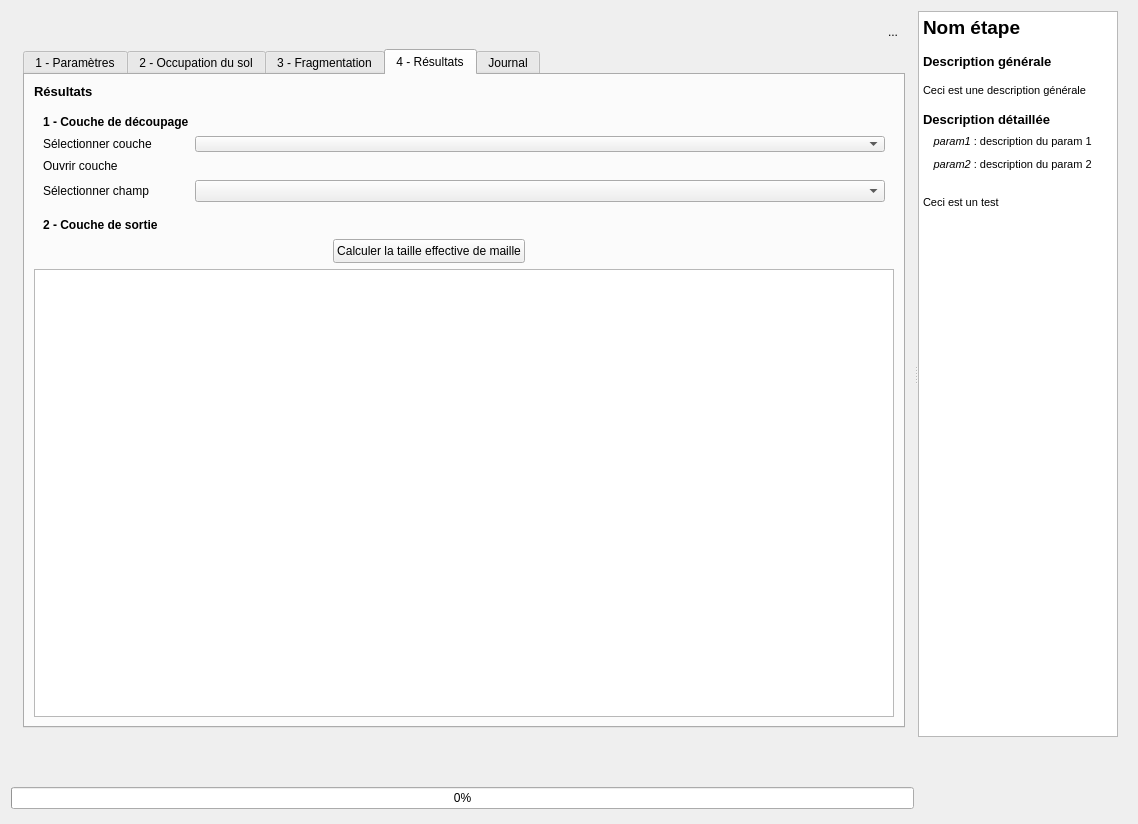
Before: the Qt Designer form Meff_dialog_base.ui in MathieuChailloux/FragScape, drawn with Qt 5.
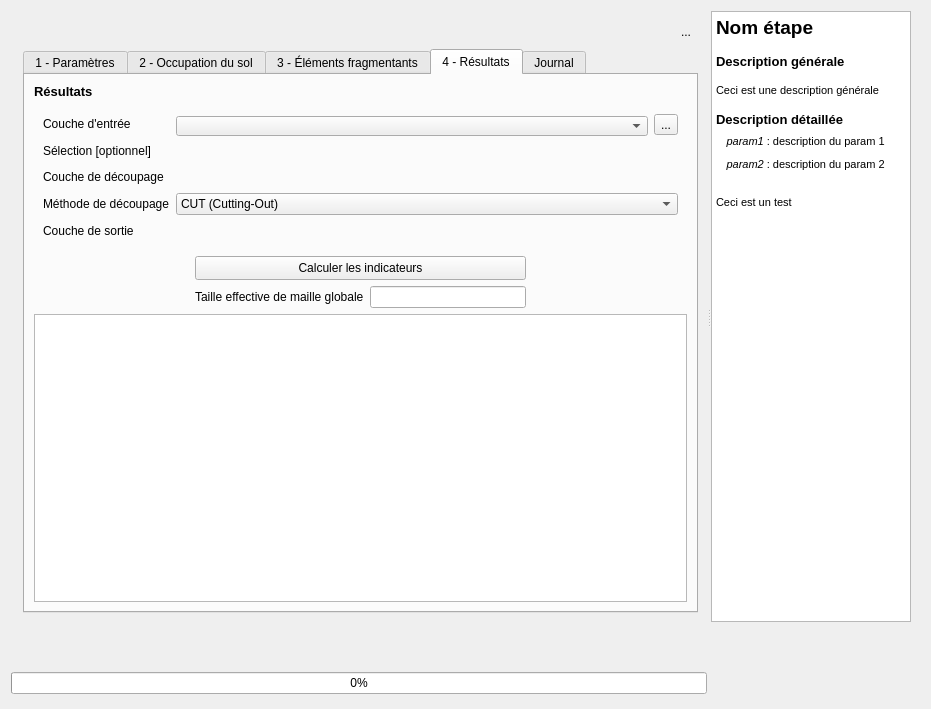
After: the same form once the commit is applied. The open tabs and pages were chosen to show the change. Icons and pictures are not drawn. Custom widgets are drawn as their Qt base class.

Commit message: UI update : selection mode (field/expression) + reporting method. Selection field mode connected.

The edit to the form file:
```diff
--- a/Meff_dialog_base.ui
+++ b/Meff_dialog_base.ui
@@ -6,8 +6,8 @@
    <rect>
     <x>0</x>
     <y>0</y>
-    <width>1138</width>
-    <height>824</height>
+    <width>931</width>
+    <height>709</height>
    </rect>
   </property>
   <property name="sizePolicy">
@@ -76,8 +76,8 @@
            <rect>
             <x>0</x>
             <y>0</y>
-            <width>903</width>
-            <height>730</height>
+            <width>696</width>
+            <height>615</height>
            </rect>
           </property>
           <property name="sizePolicy">
@@ -732,6 +732,65 @@
                    </widget>
                   </item>
                   <item row="2" column="0" colspan="2">
+                       <widget class="QFrame" name="frame_3">
+                        <property name="sizePolicy">
+                         <sizepolicy hsizetype="Preferred" vsizetype="Fixed">
+                          <horstretch>0</horstretch>
+                          <verstretch>0</verstretch>
+                         </sizepolicy>
+                        </property>
+                        <property name="minimumSize">
+                         <size>
+                          <width>0</width>
+                          <height>24</height>
+                         </size>
+                        </property>
+                        <property name="frameShape">
+                         <enum>QFrame::StyledPanel</enum>
+                        </property>
+                        <property name="frameShadow">
+                         <enum>QFrame::Raised</enum>
+                        </property>
+                        <layout class="QHBoxLayout" name="horizontalLayout">
+                         <property name="spacing">
+                          <number>0</number>
+                         </property>
+                         <property name="leftMargin">
+                          <number>0</number>
+                         </property>
+                         <property name="topMargin">
+                          <number>0</number>
+                         </property>
+                         <property name="rightMargin">
+                          <number>0</number>
+                         </property>
+                         <property name="bottomMargin">
+                          <number>0</number>
+                         </property>
+                         <item>
+                          <widget class="QPushButton" name="landuseLoadFields">
+                           <property name="sizePolicy">
+                            <sizepolicy hsizetype="Fixed" vsizetype="Fixed">
+                             <horstretch>0</horstretch>
+                             <verstretch>0</verstretch>
+                            </sizepolicy>
+                           </property>
+                           <property name="layoutDirection">
+                            <enum>Qt::LeftToRight</enum>
+                           </property>
+                           <property name="text">
+                            <string>Charger les champs sélectionnés</string>
+                           </property>
+                           <property name="icon">
+                            <iconset resource="../BioDispersal/resources.qrc">
+                             <normaloff>:/plugins/eco_cont/icons/mActionRefresh.svg</normaloff>:/plugins/eco_cont/icons/mActionRefresh.svg</iconset>
+                           </property>
+                          </widget>
+                         </item>
+                        </layout>
+                       </widget>
+                      </item>
+                      <item row="3" column="0" colspan="2">
                    <widget class="QTableView" name="landuseView">
                     <property name="minimumSize">
                      <size>
@@ -757,7 +816,7 @@
              </widget>
              <widget class="QWidget" name="tab">
               <attribute name="title">
-               <string>3 - Fragmentation</string>
+               <string>3 - Éléments fragmentants</string>
               </attribute>
               <layout class="QVBoxLayout" name="verticalLayout_7">
                <item>
@@ -1329,6 +1388,51 @@
                <string>4 - Résultats</string>
               </attribute>
               <layout class="QGridLayout" name="gridLayout_9">
+               <item row="2" column="3">
+                <spacer name="horizontalSpacer">
+                 <property name="orientation">
+                  <enum>Qt::Horizontal</enum>
+                 </property>
+                 <property name="sizeHint" stdset="0">
+                  <size>
+                   <width>30</width>
+                   <height>20</height>
+                  </size>
+                 </property>
+                </spacer>
+               </item>
+               <item row="2" column="1" colspan="2">
+                <widget class="QPushButton" name="resultsRun">
+                 <property name="sizePolicy">
+                  <sizepolicy hsizetype="Preferred" vsizetype="Fixed">
+                   <horstretch>0</horstretch>
+                   <verstretch>0</verstretch>
+                  </sizepolicy>
+                 </property>
+                 <property name="minimumSize">
+                  <size>
+                   <width>0</width>
+                   <height>24</height>
+                  </size>
+                 </property>
+                 <property name="maximumSize">
+                  <size>
+                   <width>16777215</width>
+                   <height>24</height>
+                  </size>
+                 </property>
+                 <property name="layoutDirection">
+                  <enum>Qt::LeftToRight</enum>
+                 </property>
+                 <property name="text">
+                  <string>Calculer les indicateurs</string>
+                 </property>
+                 <property name="icon">
+                  <iconset resource="../BioDispersal/resources.qrc">
+                   <normaloff>:/plugins/eco_cont/icons/play.svg</normaloff>:/plugins/eco_cont/icons/play.svg</iconset>
+                 </property>
+                </widget>
+               </item>
                <item row="0" column="0">
                 <widget class="QLabel" name="label_8">
                  <property name="sizePolicy">
@@ -1349,7 +1453,69 @@
                  </property>
                 </widget>
                </item>
-               <item row="1" column="0" colspan="3">
+               <item row="3" column="2">
+                <widget class="QLineEdit" name="resultsGlobalRes">
+                 <property name="readOnly">
+                  <bool>true</bool>
+                 </property>
+                </widget>
+               </item>
+               <item row="4" column="0" colspan="4">
+                <widget class="QTableView" name="resultsView"/>
+               </item>
+               <item row="3" column="1">
+                <widget class="QLabel" name="label_10">
+                 <property name="sizePolicy">
+                  <sizepolicy hsizetype="Fixed" vsizetype="Preferred">
+                   <horstretch>0</horstretch>
+                   <verstretch>0</verstretch>
+                  </sizepolicy>
+                 </property>
+                 <property name="text">
+                  <string>Taille effective de maille globale</string>
+                 </property>
+                </widget>
+               </item>
+               <item row="3" column="3">
+                <spacer name="horizontalSpacer_5">
+                 <property name="orientation">
+                  <enum>Qt::Horizontal</enum>
+                 </property>
+                 <property name="sizeHint" stdset="0">
+                  <size>
+                   <width>122</width>
+                   <height>20</height>
+                  </size>
+                 </property>
+                </spacer>
+               </item>
+               <item row="2" column="0">
+                <spacer name="horizontalSpacer_3">
+                 <property name="orientation">
+                  <enum>Qt::Horizontal</enum>
+                 </property>
+                 <property name="sizeHint" stdset="0">
+                  <size>
+                   <width>30</width>
+                   <height>20</height>
+                  </size>
+                 </property>
+                </spacer>
+               </item>
+               <item row="3" column="0">
+                <spacer name="horizontalSpacer_4">
+                 <property name="orientation">
+                  <enum>Qt::Horizontal</enum>
+                 </property>
+                 <property name="sizeHint" stdset="0">
+                  <size>
+                   <width>122</width>
+                   <height>20</height>
+                  </size>
+                 </property>
+                </spacer>
+               </item>
+               <item row="1" column="0" colspan="4">
                 <widget class="QFrame" name="selectionLayerFrame_4">
                  <property name="sizePolicy">
                   <sizepolicy hsizetype="Expanding" vsizetype="Preferred">
@@ -1386,55 +1552,81 @@
                     </property>
                     <property name="font">
                      <font>
-                      <weight>75</weight>
-                      <bold>true</bold>
+                      <weight>50</weight>
+                      <bold>false</bold>
                      </font>
                     </property>
                     <property name="text">
-                     <string>1 - Couche de découpage</string>
+                     <string>Couche d'entrée</string>
+                    </property>
+                   </widget>
+                  </item>
+                  <item row="0" column="1">
+                   <widget class="QgsMapLayerComboBox" name="resultsInputLayer">
+                    <property name="sizePolicy">
+                     <sizepolicy hsizetype="Preferred" vsizetype="Fixed">
+                      <horstretch>0</horstretch>
+                      <verstretch>0</verstretch>
+                     </sizepolicy>
+                    </property>
+                    <property name="minimumSize">
+                     <size>
+                      <width>60</width>
+                      <height>20</height>
+                     </size>
+                    </property>
+                    <property name="maximumSize">
+                     <size>
+                      <width>16777215</width>
+                      <height>16</height>
+                     </size>
+                    </property>
+                   </widget>
+                  </item>
+                  <item row="0" column="2">
+                   <widget class="QToolButton" name="toolButton">
+                    <property name="text">
+                     <string>...</string>
                     </property>
                    </widget>
                   </item>
                   <item row="1" column="0">
                    <widget class="QLabel" name="selectionLayerLabel_10">
                     <property name="sizePolicy">
-                     <sizepolicy hsizetype="Fixed" vsizetype="Minimum">
+                     <sizepolicy hsizetype="Fixed" vsizetype="Fixed">
                       <horstretch>0</horstretch>
                       <verstretch>0</verstretch>
                      </sizepolicy>
                     </property>
                     <property name="minimumSize">
                      <size>
-                      <width>138</width>
+                      <width>0</width>
                       <height>16</height>
                      </size>
                     </property>
-                    <property name="layoutDirection">
-                     <enum>Qt::LeftToRight</enum>
+                    <property name="font">
+                     <font>
+                      <weight>50</weight>
+                      <bold>false</bold>
+                     </font>
                     </property>
                     <property name="text">
-                     <string>Sélectionner couche</string>
+                     <string>Sélection [optionnel]</string>
                     </property>
                    </widget>
                   </item>
-                  <item row="1" column="1">
-                   <widget class="QgsMapLayerComboBox" name="reportingLayerCombo">
+                  <item row="1" column="1" colspan="2">
+                   <widget class="QgsFieldExpressionWidget" name="resultsSelection">
                     <property name="sizePolicy">
-                     <sizepolicy hsizetype="Expanding" vsizetype="Fixed">
+                     <sizepolicy hsizetype="Preferred" vsizetype="Preferred">
                       <horstretch>0</horstretch>
                       <verstretch>0</verstretch>
                      </sizepolicy>
                     </property>
                     <property name="minimumSize">
                      <size>
-                      <width>60</width>
-                      <height>13</height>
-                     </size>
-                    </property>
-                    <property name="maximumSize">
-                     <size>
-                      <width>16777215</width>
-                      <height>16</height>
+                      <width>0</width>
+                      <height>20</height>
                      </size>
                     </property>
                    </widget>
@@ -1449,33 +1641,27 @@
                     </property>
                     <property name="minimumSize">
                      <size>
-                      <width>67</width>
+                      <width>120</width>
                       <height>16</height>
                      </size>
                     </property>
+                    <property name="font">
+                     <font>
+                      <weight>50</weight>
+                      <bold>false</bold>
+                     </font>
+                    </property>
                     <property name="text">
-                     <string>Ouvrir couche</string>
+                     <string>Couche de découpage</string>
                     </property>
                    </widget>
                   </item>
-                  <item row="2" column="1">
-                   <widget class="QgsFileWidget" name="reportingLayer">
-                    <property name="sizePolicy">
-                     <sizepolicy hsizetype="Expanding" vsizetype="Fixed">
-                      <horstretch>0</horstretch>
-                      <verstretch>0</verstretch>
-                     </sizepolicy>
-                    </property>
+                  <item row="2" column="1" colspan="2">
+                   <widget class="QgsFileWidget" name="resultsReportingLayer">
                     <property name="minimumSize">
                      <size>
-                      <width>100</width>
-                      <height>13</height>
-                     </size>
-                    </property>
-                    <property name="maximumSize">
-                     <size>
-                      <width>16777215</width>
-                      <height>16</height>
+                      <width>0</width>
+                      <height>20</height>
                      </size>
                     </property>
                    </widget>
@@ -1490,49 +1676,36 @@
                     </property>
                     <property name="minimumSize">
                      <size>
-                      <width>67</width>
+                      <width>120</width>
                       <height>16</height>
                      </size>
                     </property>
+                    <property name="font">
+                     <font>
+                      <weight>50</weight>
+                      <bold>false</bold>
+                     </font>
+                    </property>
                     <property name="text">
-                     <string>Sélectionner champ</string>
+                     <string>Méthode de découpage</string>
                     </property>
                    </widget>
                   </item>
-                  <item row="3" column="1">
-                   <widget class="QgsFieldComboBox" name="reportingField"/>
-                  </item>
-                 </layout>
-                </widget>
-               </item>
-               <item row="2" column="0" colspan="2">
-                <widget class="QFrame" name="selectionLayerFrame_5">
-                 <property name="sizePolicy">
-                  <sizepolicy hsizetype="Expanding" vsizetype="Preferred">
-                   <horstretch>0</horstretch>
-                   <verstretch>0</verstretch>
-                  </sizepolicy>
-                 </property>
-                 <property name="minimumSize">
-                  <size>
-                   <width>200</width>
-                   <height>16</height>
-                  </size>
-                 </property>
-                 <property name="frameShape">
-                  <enum>QFrame::NoFrame</enum>
-                 </property>
-                 <property name="frameShadow">
-                  <enum>QFrame::Raised</enum>
-                 </property>
-                 <layout class="QHBoxLayout" name="horizontalLayout">
-                  <property name="topMargin">
-                   <number>0</number>
-                  </property>
-                  <property name="bottomMargin">
-                   <number>0</number>
-                  </property>
-                  <item>
+                  <item row="3" column="1" colspan="2">
+                   <widget class="QComboBox" name="resultsCutMode">
+                    <item>
+                     <property name="text">
+                      <string>CUT (Cutting-Out)</string>
+                     </property>
+                    </item>
+                    <item>
+                     <property name="text">
+                      <string>CBC (Cross-Boundary Connection)</string>
+                     </property>
+                    </item>
+                   </widget>
+                  </item>
+                  <item row="4" column="0">
                    <widget class="QLabel" name="selectionLayerLabel_11">
                     <property name="sizePolicy">
                      <sizepolicy hsizetype="Fixed" vsizetype="Fixed">
@@ -1542,22 +1715,22 @@
                     </property>
                     <property name="minimumSize">
                      <size>
-                      <width>141</width>
+                      <width>80</width>
                       <height>16</height>
                      </size>
                     </property>
                     <property name="font">
                      <font>
-                      <weight>75</weight>
-                      <bold>true</bold>
+                      <weight>50</weight>
+                      <bold>false</bold>
                      </font>
                     </property>
                     <property name="text">
-                     <string>2 - Couche de sortie</string>
+                     <string>Couche de sortie</string>
                     </property>
                    </widget>
                   </item>
-                  <item>
+                  <item row="4" column="1" colspan="2">
                    <widget class="QgsFileWidget" name="resultsOutLayer">
                     <property name="sizePolicy">
                      <sizepolicy hsizetype="Expanding" vsizetype="Fixed">
@@ -1568,7 +1741,7 @@
                     <property name="minimumSize">
                      <size>
                       <width>100</width>
-                      <height>13</height>
+                      <height>20</height>
                      </size>
                     </property>
                     <property name="maximumSize">
@@ -1582,67 +1755,6 @@
                  </layout>
                 </widget>
                </item>
-               <item row="3" column="0">
-                <spacer name="horizontalSpacer_3">
-                 <property name="orientation">
-                  <enum>Qt::Horizontal</enum>
-                 </property>
-                 <property name="sizeHint" stdset="0">
-                  <size>
-                   <width>288</width>
-                   <height>20</height>
-                  </size>
-                 </property>
-                </spacer>
-               </item>
-               <item row="3" column="1">
-                <widget class="QPushButton" name="resultsRun">
-                 <property name="sizePolicy">
-                  <sizepolicy hsizetype="Fixed" vsizetype="Fixed">
-                   <horstretch>0</horstretch>
-                   <verstretch>0</verstretch>
-                  </sizepolicy>
-                 </property>
-                 <property name="minimumSize">
-                  <size>
-                   <width>0</width>
-                   <height>24</height>
-                  </size>
-                 </property>
-                 <property name="maximumSize">
-                  <size>
-                   <width>16777215</width>
-                   <height>24</height>
-                  </size>
-                 </property>
-                 <property name="layoutDirection">
-                  <enum>Qt::LeftToRight</enum>
-                 </property>
-                 <property name="text">
-                  <string>Calculer la taille effective de maille</string>
-                 </property>
-                 <property name="icon">
-                  <iconset resource="../BioDispersal/resources.qrc">
-                   <normaloff>:/plugins/eco_cont/icons/play.svg</normaloff>:/plugins/eco_cont/icons/play.svg</iconset>
-                 </property>
-                </widget>
-               </item>
-               <item row="3" column="2">
-                <spacer name="horizontalSpacer">
-                 <property name="orientation">
-                  <enum>Qt::Horizontal</enum>
-                 </property>
-                 <property name="sizeHint" stdset="0">
-                  <size>
-                   <width>363</width>
-                   <height>20</height>
-                  </size>
-                 </property>
-                </spacer>
-               </item>
-               <item row="4" column="0" colspan="3">
-                <widget class="QTableView" name="resultsView"/>
-               </item>
               </layout>
              </widget>
              <widget class="QWidget" name="logTab">
```
Left out of the diff: 656 changed lines with no effect on the pictures. Lines whose indentation alone changed are shown as unchanged. The commit also changes 8 other files.
